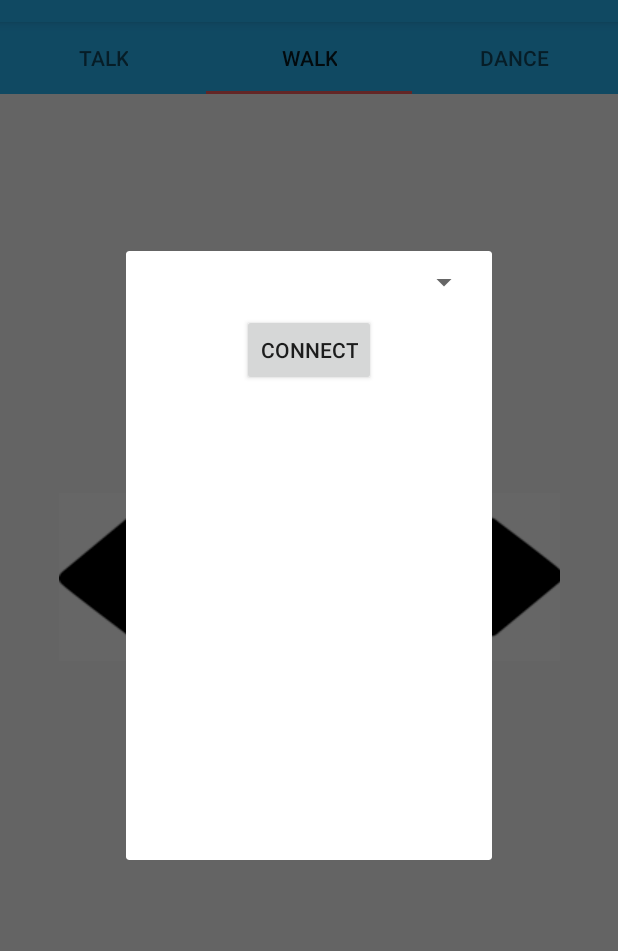
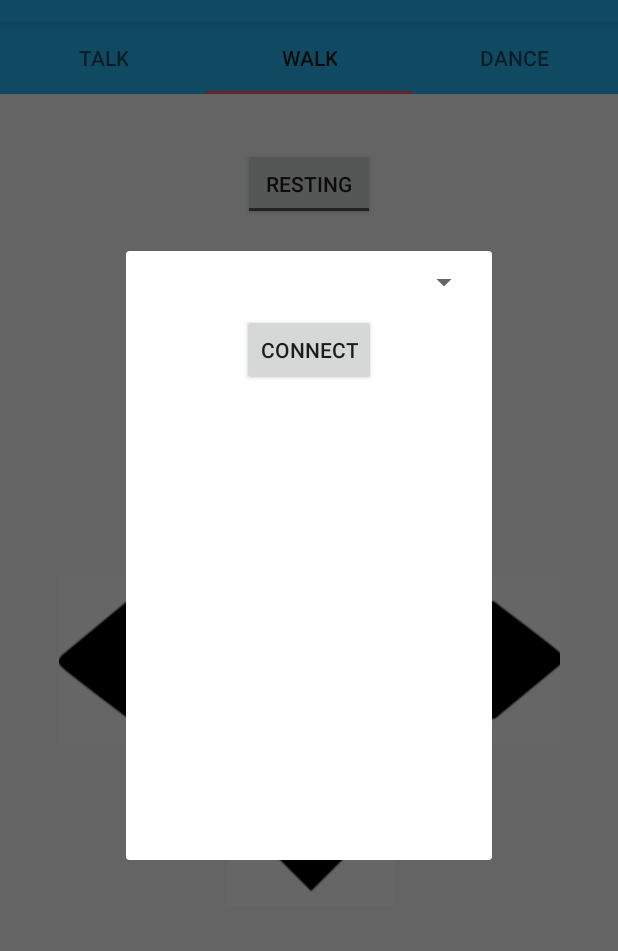
Before and after one commit to P1eter/pAPPer, an Android app: the fragment RobotSelectFragment placed in its activity, tab 2 chosen, on a phone screen of 412 x 824 dp, the part 62-1013 px from its top. Run offline under Robolectric (Android 15) with nearby library versions, the phone set to English and light mode, and no system bars.

Commit message:
Pepper can now move forward and backwards, turn left and right, and wake up and go to sleep

```diff
--- a/pAPPer/app/src/main/java/com/example/pieter/papper/NetworkSender.java
+++ b/pAPPer/app/src/main/java/com/example/pieter/papper/NetworkSender.java
@@ -92,6 +92,10 @@ public class NetworkSender implements Runnable {
         sendQueue.add("move " + x + " " + y + " " + theta);
     }
 
+    public void wakeUp(boolean wakeOrSleep) {
+        sendQueue.add("wake " + (wakeOrSleep ? 1 : 0));
+    }
+
     public boolean openConnection() {
         System.out.println("Creating socket to '" + host + "' on port " + port);
 
@@ -104,6 +108,7 @@ public class NetworkSender implements Runnable {
             socket = new Socket(host, port);
             in = new BufferedReader(new InputStreamReader(socket.getInputStream()));
             out = new PrintWriter(socket.getOutputStream(), true);
+            sendQueue.clear();
             connectionOpen = true;
         } catch (IOException e) {
             // TODO: make toast
--- a/pAPPer/app/src/main/res/layout/fragment_move.xml
+++ b/pAPPer/app/src/main/res/layout/fragment_move.xml
@@ -9,9 +9,10 @@
 
 
     <GridLayout
+        android:id="@+id/gridLayout"
         android:layout_width="334dp"
         android:layout_height="332dp"
-        android:layout_marginBottom="8dp"
+        android:layout_marginBottom="52dp"
         android:layout_marginEnd="8dp"
         android:layout_marginStart="8dp"
         android:layout_marginTop="8dp"
@@ -21,8 +22,8 @@
         app:layout_constraintBottom_toBottomOf="parent"
         app:layout_constraintEnd_toEndOf="parent"
         app:layout_constraintStart_toStartOf="parent"
-        app:layout_constraintTop_toTopOf="parent"
-        app:layout_constraintVertical_bias="0.392">
+        app:layout_constraintTop_toBottomOf="@+id/stiffness_onoff_togglebutton"
+        app:layout_constraintVertical_bias="0.481">
 
         <ImageButton
             android:id="@+id/left_imagebutton"
@@ -56,5 +57,26 @@
             android:layout_row="1"
             android:background="@drawable/right_arrow_small" />
 
+        <ImageButton
+            android:id="@+id/stop_button"
+            android:layout_width="wrap_content"
+            android:layout_height="wrap_content"
+            android:layout_column="1"
+            android:layout_row="1"
+            android:background="@drawable/papper_icon_small" />
+
     </GridLayout>
+
+    <ToggleButton
+        android:id="@+id/stiffness_onoff_togglebutton"
+        android:layout_width="wrap_content"
+        android:layout_height="wrap_content"
+        android:layout_marginEnd="8dp"
+        android:layout_marginStart="8dp"
+        android:layout_marginTop="36dp"
+        android:textOff="resting"
+        android:textOn="activated"
+        app:layout_constraintEnd_toEndOf="parent"
+        app:layout_constraintStart_toStartOf="parent"
+        app:layout_constraintTop_toTopOf="parent" />
 </android.support.constraint.ConstraintLayout>
```
Also changed, not shown: pAPPer/app/src/main/java/com/example/pieter/papper/MoveFragment.java (+22 -4 lines), pAPPer/app/src/main/res/drawable/papper_icon_small.png (added), 1 other file.
